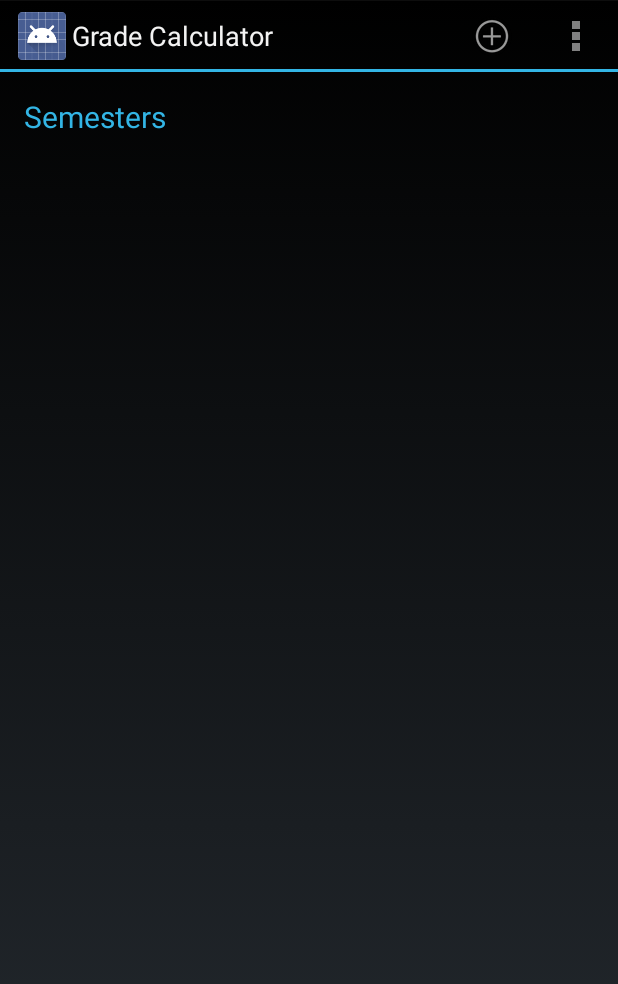
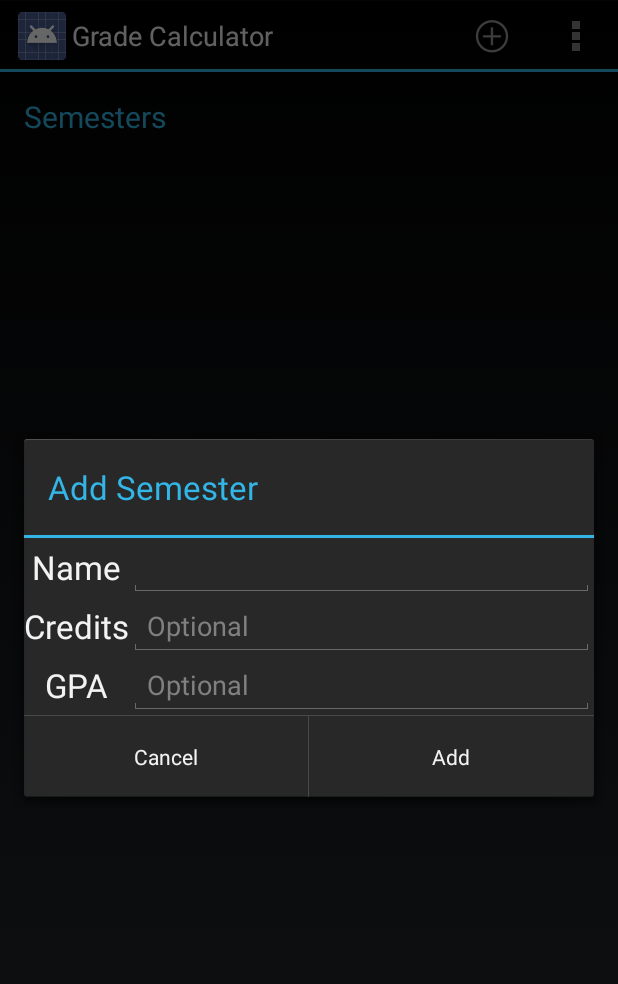
Before and after one commit to alm0614/GradeCalculator, an Android app: the screen it shows after launch (MainActivity), after a tap on "Add Semester", on a phone screen of 412 x 824 dp. Shown: the top 984 px of the screen. Run offline under Robolectric (Android 15) with nearby library versions, the light colour scheme and no system bars.

Commit message:
add semester popup

```diff
--- a/GradeCalculator/src/main/java/com/example/gradecalculator/DatabaseAccessors.java
+++ b/GradeCalculator/src/main/java/com/example/gradecalculator/DatabaseAccessors.java
@@ -84,9 +84,14 @@ public class DatabaseAccessors {
   }
 
   //add requests
-  public SemestersTableRecord addSemester(Integer seq, String name, Double gpa, Integer credits) {
+  public SemestersTableRecord addSemester(String name, Double gpa, Integer credits) {
+    final String get_sequence_query = "SELECT MAX("+DatabaseConstants.Semesters.Sequence+") FROM " + DatabaseConstants.Semesters.TABLE_NAME;
+    Cursor getSeqCur = db.rawQuery(get_sequence_query,null);
+    getSeqCur.moveToFirst();
+    int max_seq = getSeqCur.getInt(0);
+    getSeqCur.close();
     ContentValues values = new ContentValues();
-    values.put(DatabaseConstants.Semesters.Sequence,seq );
+    values.put(DatabaseConstants.Semesters.Sequence,max_seq+1 );
     values.put(DatabaseConstants.Semesters.Name, name);
     if(gpa > 0)
     {
--- a/GradeCalculator/src/main/java/com/example/gradecalculator/MainActivity.java
+++ b/GradeCalculator/src/main/java/com/example/gradecalculator/MainActivity.java
@@ -1,15 +1,19 @@
 package com.example.gradecalculator;
 
+import android.app.AlertDialog;
+import android.app.Dialog;
 import android.app.ListActivity;
+import android.content.DialogInterface;
 import android.os.Bundle;
 import android.util.Log;
+import android.view.LayoutInflater;
 import android.view.Menu;
 import android.view.MenuItem;
 import android.view.View;
 import android.widget.AdapterView;
+import android.widget.EditText;
 import android.widget.ListView;
 import android.widget.SimpleAdapter;
-import android.widget.Toast;
 
 import java.sql.SQLException;
 import java.util.ArrayList;
@@ -17,14 +21,13 @@ import java.util.HashMap;
 import java.util.List;
 import java.util.Map;
 
-import static android.widget.Toast.LENGTH_SHORT;
-
 public class MainActivity extends ListActivity {
   String [] testArray = {"TESTING1", "TESTING2", "TESTING3", "TESTING4", "TESTING5", "TESTING6", "TESTING7"};
   private ListView _semestersListView;
   private SimpleAdapter _simpleAdapter;
   private DatabaseAccessors _db;
   private String TAG = "GradeCalculator";
+  private Integer CUR_SEQUENCE = 0;
 
   @Override
   protected void onCreate(Bundle savedInstanceState) {
@@ -43,8 +46,8 @@ public class MainActivity extends ListActivity {
     }
     try {
       //_db.deleteAllSemesters();
-     // _db.addSemester(2,"Testing", 3.0, 15);
-     // _db.addSemester(1, "Spring 2009", 3.5, 18);
+     // _db.addSemester("Testing", 3.0, 15);
+      //_db.addSemester("Spring 2009", 3.5, 18);
     }
     catch (android.database.sqlite.SQLiteConstraintException e) {
       Log.e(TAG, "SQLiteConstraintException:" + e.getMessage());
@@ -55,6 +58,23 @@ public class MainActivity extends ListActivity {
     catch (Exception e) {
       Log.e(TAG, "Exception:" + e.getMessage());
     }
+
+    _semestersListView.setOnItemClickListener(new AdapterView.OnItemClickListener() {
+      @Override
+      public void onItemClick(AdapterView<?> adapterView, View view, int pos, long id) {
+        HashMap<String, String> clickedSemester = (HashMap<String, String>) _semestersListView.getItemAtPosition(pos);
+        String semesterId = clickedSemester.get("id");
+        Log.i(TAG, "id " + semesterId);
+      }
+    });
+    drawSemestersList();
+  }
+
+  public void drawSemestersList()
+  {
+    Log.i(TAG, "drawing list");
+
+    _semestersListView.invalidateViews();
     List<SemestersTableRecord> semesters =  _db.getAllSemesters ();
     List<Map<String, String>> listData= new ArrayList<Map<String, String>>();
     for (SemestersTableRecord i : semesters)
@@ -64,24 +84,22 @@ public class MainActivity extends ListActivity {
       Log.i(TAG, semester);
       Map<String, String> semesterItem = new HashMap<String, String>(3);
       semesterItem.put("name", i.getName());
-      semesterItem.put("info", "Credits: " + i.getCredits() + "    GPA: " + i.getGpa());
+      if(i.getCredits() > 0 && i.getGpa() > 0)
+      {
+        semesterItem.put("info", "Credits: " + i.getCredits() + "    GPA: " + i.getGpa());
+      }
+      else
+      {
+        semesterItem.put("info", "");
+      }
       semesterItem.put("id", Integer.toString(i.getId()));
+      CUR_SEQUENCE = i.getSequence();
       listData.add(semesterItem);
     }
     _simpleAdapter = new SimpleAdapter (this, listData,android.R.layout.simple_list_item_2,new String[] {"name", "info"}, new int[] {android.R.id.text1, android.R.id.text2});
     _semestersListView.setAdapter(_simpleAdapter);
-    _semestersListView.setOnItemClickListener(new AdapterView.OnItemClickListener() {
-      @Override
-      public void onItemClick(AdapterView<?> adapterView, View view, int pos, long id) {
-        Log.i(TAG, "in onItemClick");
-        Toast.makeText(getApplicationContext(), "item clicked", LENGTH_SHORT).show();
-        HashMap<String, String> clickedSemester = (HashMap<String, String>) _semestersListView.getItemAtPosition(pos);
-        String semesterId = clickedSemester.get("id");
-        Log.i(TAG, "id " + semesterId);
-      }
-    });
+
   }
-
   public boolean onCreateOptionsMenu(Menu menu) {
     // Inflate the menu; this adds items to the action bar if it is present.
     getMenuInflater().inflate(R.menu.main, menu);
@@ -96,10 +114,42 @@ public class MainActivity extends ListActivity {
         break;
       case R.id.add_semester:
         Log.i(TAG, "Add clicked");
+        addSemesterDialog();
+        break;
       default:
         Log.i(TAG, "item ID" + item.getItemId());
     }
     return true;
   }
 
+  public void addSemesterDialog()
+  {
+    /*final Dialog dialog = new Dialog(this);
+    dialog.setContentView(R.layout.add_semester_dialog);
+    dialog.setTitle("Add Semester");
+    dialog.show();*/
+    AlertDialog.Builder builder = new AlertDialog.Builder(this);
+    LayoutInflater inflater = this.getLayoutInflater();
+    builder.setTitle("Add Semester");
+    builder.setView(inflater.inflate(R.layout.add_semester_dialog, null));
+    builder.setPositiveButton("Add", new DialogInterface.OnClickListener() {
+      @Override
+      public void onClick(DialogInterface dialogInterface, int i) {
+        Dialog dialog = (Dialog) dialogInterface;
+        EditText name = (EditText) dialog.findViewById(R.id.semesterNameEntry);
+        EditText credits = (EditText) dialog.findViewById(R.id.semesterCreditsEntry);
+        EditText gpa = (EditText) dialog.findViewById(R.id.semesterGPAEntry);
+        drawSemestersList();
+      }
+    });
+    builder.setNegativeButton("Cancel", new DialogInterface.OnClickListener() {
+      @Override
+      public void onClick(DialogInterface dialogInterface, int i) {
+        //do nothing
+      }
+    });
+    builder.show();
+
+  }
+
 }
--- /dev/null
+++ b/GradeCalculator/src/main/res/layout/add_semester_dialog.xml
@@ -0,0 +1,52 @@
+<?xml version="1.0" encoding="utf-8"?>
+
+<RelativeLayout
+        android:layout_width="fill_parent"
+        android:layout_height="fill_parent" xmlns:android="http://schemas.android.com/apk/res/android">
+    <EditText
+            android:layout_width="wrap_content"
+            android:layout_height="wrap_content"
+            android:id="@+id/semesterNameEntry" android:layout_alignParentTop="true" android:layout_alignParentRight="true"
+            android:inputType="text" android:layout_toRightOf="@+id/textView"/>
+    <TextView
+            android:layout_width="wrap_content"
+            android:layout_height="wrap_content"
+            android:textAppearance="?android:attr/textAppearanceLarge"
+            android:text="@string/semester_name"
+            android:id="@+id/textView" android:layout_alignParentLeft="true"
+            android:layout_alignBottom="@+id/semesterNameEntry" android:layout_alignParentTop="true"
+            android:gravity="center" android:layout_alignRight="@+id/textView2"/>
+    <TextView
+            android:layout_width="wrap_content"
+            android:layout_height="wrap_content"
+            android:textAppearance="?android:attr/textAppearanceLarge"
+            android:text="@string/credits"
+            android:id="@+id/textView2" android:layout_below="@+id/textView" android:layout_alignParentLeft="true"
+            android:layout_alignBottom="@+id/semesterCreditsEntry"
+            android:gravity="center"/>
+    <EditText
+            android:layout_width="wrap_content"
+            android:layout_height="wrap_content"
+            android:inputType="numberDecimal"
+            android:ems="10"
+            android:id="@+id/semesterCreditsEntry"
+            android:hint="@string/optional"
+            android:layout_below="@+id/semesterNameEntry" android:layout_alignParentRight="true"
+            android:layout_toRightOf="@+id/textView2"/>
+    <TextView
+            android:layout_width="wrap_content"
+            android:layout_height="wrap_content"
+            android:textAppearance="?android:attr/textAppearanceLarge"
+            android:text="@string/gpa"
+            android:id="@+id/textView3" android:layout_below="@+id/textView2" android:layout_alignParentLeft="true"
+            android:layout_alignBottom="@+id/semesterGPAEntry"
+            android:gravity="center" android:layout_alignRight="@+id/textView2"/>
+    <EditText
+            android:layout_width="wrap_content"
+            android:layout_height="wrap_content"
+            android:inputType="numberDecimal"
+            android:ems="10"
+            android:id="@+id/semesterGPAEntry" android:layout_below="@+id/semesterCreditsEntry"
+            android:hint="@string/optional" android:layout_toRightOf="@+id/textView2"
+            android:layout_alignParentRight="true"/>
+</RelativeLayout>
--- a/GradeCalculator/src/main/res/values/dimens.xml
+++ b/GradeCalculator/src/main/res/values/dimens.xml
@@ -1,5 +1,6 @@
 <resources>
     <!-- Default screen margins, per the Android Design guidelines. -->
     <dimen name="activity_horizontal_margin">16dp</dimen>
-    <dimen name="activity_vertical_margin">16dp</dimen><dimen name="semester_heading_size">20dp</dimen>
+    <dimen name="activity_vertical_margin">16dp</dimen>
+    <dimen name="semester_heading_size">20dp</dimen>
 </resources>
--- a/GradeCalculator/src/main/res/values/strings.xml
+++ b/GradeCalculator/src/main/res/values/strings.xml
@@ -6,5 +6,9 @@
     <string name="action_settings" >Settings
     </string>
     <string name="semester_list_heading">Semesters</string>
+    <string name="semester_name">Name</string>
+    <string name="credits">Credits</string>
+    <string name="optional">Optional</string>
+    <string name="gpa">GPA</string>
 
 </resources>
```
Also changed, not shown: 2 other files.
